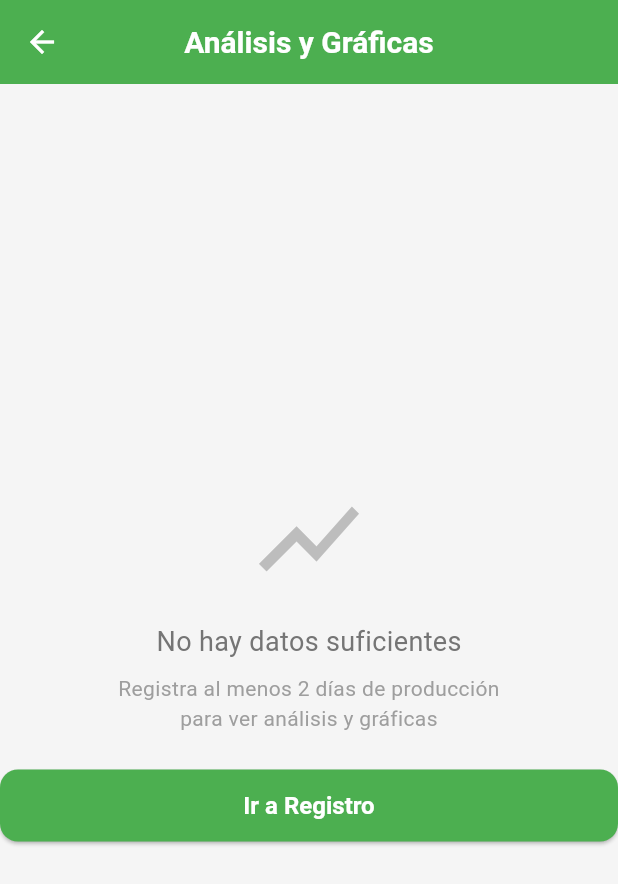
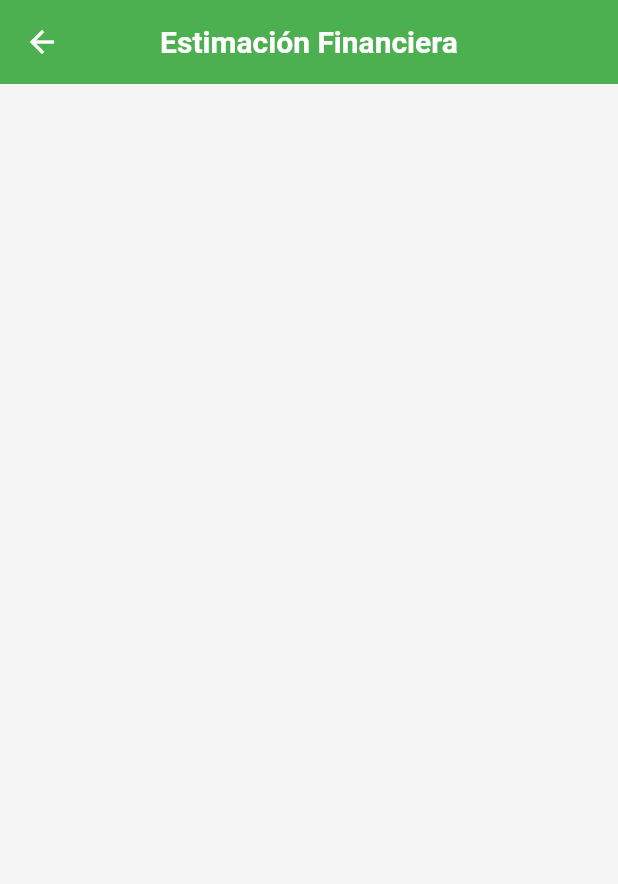
Before and after one commit to JohanYCT/regressly, a Flutter app: the screen it shows after launch, after a tap on "Estimaciones Financieras", on a phone screen of 412 x 824 dp. Shown: the top 884 px of the screen. Run offline on Flutter 3.47's test engine with Material 3 defaults, Android fonts, the phone set to English and light mode, and no system bars; our stand-ins replace fl_chart, sqflite; accounts and stored records are empty.

Commit message:
Configuración inicial del modulo financiero

```diff
--- a/lib/main.dart
+++ b/lib/main.dart
@@ -3,6 +3,7 @@ import 'package:flutter/material.dart';
 
 // Importa el archivo donde defines los estilos (colores, temas, etc.)
 import 'package:regressly/app_theme.dart';
+import 'package:regressly/screens/financiero_screen.dart';
 
 // Importa las diferentes pantallas de la aplicación
 import 'package:regressly/screens/home_screen.dart';
@@ -57,6 +58,9 @@ class MyApp extends StatelessWidget {
 
         // Pantalla de análisis y gráficas (regresión lineal)
         '/analisis': (context) => const GraficasScreen(),
+
+        // Pantalla de estimaciones financieras $
+        '/calculo': (context) => const FinancieroScreen(),
       },
     );
   }
--- /dev/null
+++ b/lib/screens/financiero_screen.dart
@@ -0,0 +1,43 @@
+import 'package:flutter/material.dart';
+import 'package:intl/intl.dart';
+import 'package:regressly/database/database_helper.dart';
+import 'package:regressly/app_theme.dart';
+
+class FinancieroScreen extends StatefulWidget {
+  const FinancieroScreen({super.key});
+
+  @override
+  State<FinancieroScreen> createState() => _FinancieroScreenState();
+}
+
+class _FinancieroScreenState extends State<FinancieroScreen> {
+  final _formKey = GlobalKey<FormState>();
+
+  /// Indica si se están cargando los datos iniciales
+  bool _isLoading = false;
+
+  // ============================
+  // 🧱 UI PRINCIPAL
+  // ============================
+
+  @override
+  Widget build(BuildContext context) {
+      /// Estado de carga inicial
+    if (_isLoading) {
+      return const Scaffold(
+        body: Center(
+          child: CircularProgressIndicator(),
+        ),
+      );
+    }
+
+    return Scaffold(
+
+      /// Barra superior
+      appBar: AppBar(
+        title: const Text('Estimación Financiera'),
+        backgroundColor: Colors.green,
+      ),
+    );
+  }
+}
--- a/lib/screens/home_screen.dart
+++ b/lib/screens/home_screen.dart
@@ -145,7 +145,7 @@ class HomeScreen extends StatelessWidget {
                     icon: Icons.edit_calendar,
                     title: 'Registro Diario',
                     subtitle: 'Registra la producción de leche',
-                    color: AppTheme.primaryGreen,
+                    color: AppTheme.textLight,
                     route: '/registro',
                   ),
 
@@ -190,11 +190,11 @@ class HomeScreen extends StatelessWidget {
                   _buildMenuCard(
                     context,
                     key: const Key('nav_estimaciones'),
-                    icon: Icons.show_chart,
+                    icon: Icons.attach_money,
                     title: 'Estimaciones Financieras',
                     subtitle: 'Visualiza ingresos y proyecciones financieras',
                     color: AppTheme.lightGreen,
-                    route: '/analisis',
+                    route: '/calculo',
                   ),
                 ],
               ),
```
